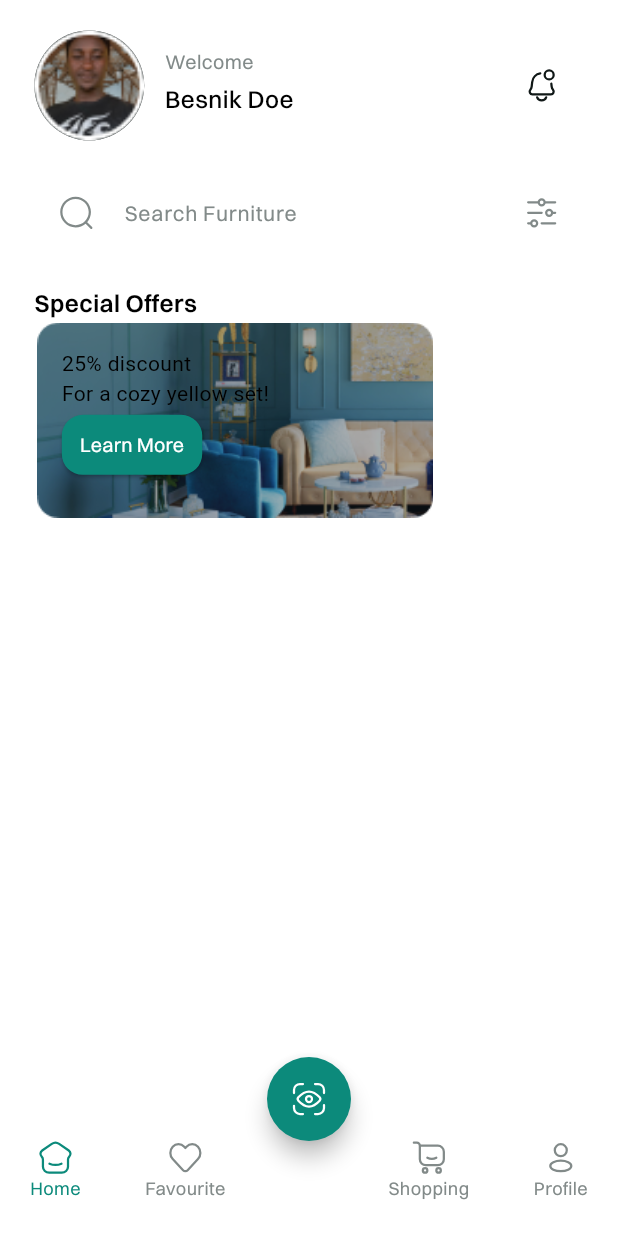
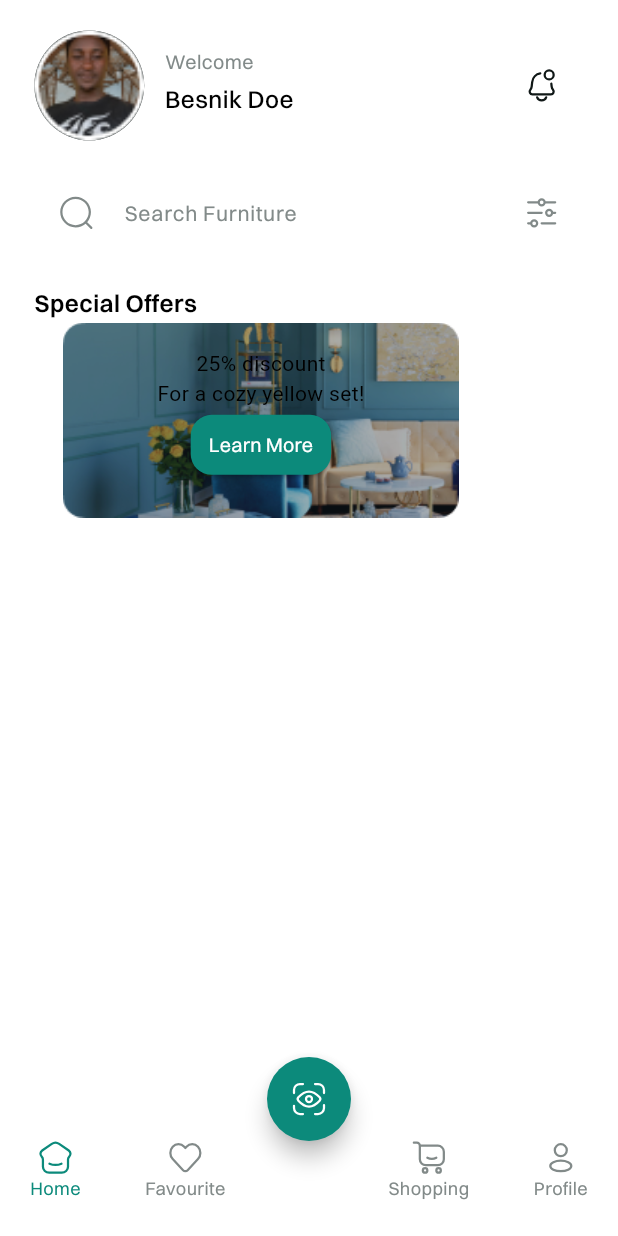
Before and after one commit to Nersisyan2000/Furniture-shop, a Flutter app: the screen it shows after launch, after a tap on "Skip", on a phone screen of 412 x 824 dp. Run offline on Flutter 3.47's test engine with Material 3 defaults, Android fonts, the phone set to English and light mode, and no system bars; our stand-ins replace auto_route, awesome_extensions, badges, dots_indicator, easy_localization, flutter_rating_bar and 3 more; Roboto replaces fonts that are missing (Switzer).

Commit message:
some changes

```diff
--- a/lib/presentation/screens/home/home_screen.dart
+++ b/lib/presentation/screens/home/home_screen.dart
@@ -48,7 +48,7 @@ class HomeScreen extends StatelessWidget {
     return FurnitureSearchInput(
       searchHintText: context.tr(Localization.searchFurniture),
       onTapOutSide: (event) => {
-        FocusManager.instance.primaryFocus?.unfocus(),
+        FocusScope.of(context).unfocus(),
       },
       onNavigateSearch: () {
         context.router.push(const SearchRoute());
@@ -76,18 +76,15 @@ class HomeScreen extends StatelessWidget {
                 style: switzer16SemiboldTextStyle,
               ),
               Container(
-                width: 234.w,
+                width: 264.w,
                 height: 130.h,
-                alignment: AlignmentDirectional.centerStart,
                 decoration: BoxDecoration(
                   image: DecorationImage(
-                    image: AssetImage(
-                      FurnitureAssets.images.discountImg.keyName,
-                    ),
+                    image:
+                        AssetImage(FurnitureAssets.images.discountImg.keyName),
                   ),
                 ),
                 child: Column(
-                  crossAxisAlignment: CrossAxisAlignment.start,
                   children: [
                     const Text('25% discount'),
                     const Text('For a cozy yellow set!'),
--- a/lib/presentation/screens/onboarding/onboarding_screen.dart
+++ b/lib/presentation/screens/onboarding/onboarding_screen.dart
@@ -1,5 +1,5 @@
 import 'package:auto_route/auto_route.dart';
-import 'package:awesome_extensions/awesome_extensions.dart';
+
 import 'package:flutter/material.dart';
 import 'package:furniture_localization/furniture_localization.dart';
 import 'package:furniture_localization/localization_keys.dart';
@@ -18,8 +18,32 @@ class OnboardingScreen extends StatefulWidget {
 class _OnboardingScreenState extends State<OnboardingScreen> {
   int index = 0;
 
-  Widget _onBoardButtons(BuildContext context) {
-    return Row(
+  @override
+  Widget build(BuildContext context) {
+    return Scaffold(
+      body: Padding(
+        padding: const EdgeInsets.symmetric(horizontal: 20.0),
+        child: SafeArea(
+            child: Column(
+          crossAxisAlignment: CrossAxisAlignment.stretch,
+          children: [
+            72.verticalSpace,
+            FurnitureCircleAvatar(
+              isRounded: 180.h,
+              image: onboardingData[index].img,
+            ),
+            Padding(
+              padding: EdgeInsets.symmetric(horizontal: 24.h, vertical: 48.0),
+              child: Text(
+                onboardingData[index].description,
+                style: switzer24MediumTextStyle,
+                textAlign: TextAlign.center,
+              ),
+            ),
+            FurnitureDots(
+                pageLength: onboardingData.length, currentIndexPage: index),
+            Expanded(
+                child: Row(
               mainAxisAlignment: MainAxisAlignment.spaceBetween,
               children: [
                 FurnitureTextButton(
@@ -40,31 +64,10 @@ class _OnboardingScreenState extends State<OnboardingScreen> {
                   },
                 )
               ],
-    ).expanded();
-  }
-
-  @override
-  Widget build(BuildContext context) {
-    return Scaffold(
-      body: SafeArea(
-          child: Column(
-        crossAxisAlignment: CrossAxisAlignment.stretch,
-        children: [
-          72.verticalSpace,
-          FurnitureCircleAvatar(
-            isRounded: 180.h,
-            image: onboardingData[index].img,
+            ))
+          ],
+        )),
       ),
-          Text(
-            onboardingData[index].description,
-            style: switzer24MediumTextStyle,
-            textAlign: TextAlign.center,
-          ).paddingSymmetric(horizontal: 24.h, vertical: 48.h),
-          FurnitureDots(
-              pageLength: onboardingData.length, currentIndexPage: index),
-          _onBoardButtons(context),
-        ],
-      )).paddingSymmetric(horizontal: 20.w),
     );
   }
 }
--- a/pubspec.yaml
+++ b/pubspec.yaml
@@ -41,6 +41,7 @@ dependencies:
   auto_route: ^8.1.3
   awesome_extensions: ^2.0.16
   flutter_carousel_widget: ^2.2.0
+  provider: ^6.1.2
 
 dev_dependencies:
   flutter_test:
```
Lines whose indentation alone changed are shown as unchanged.
